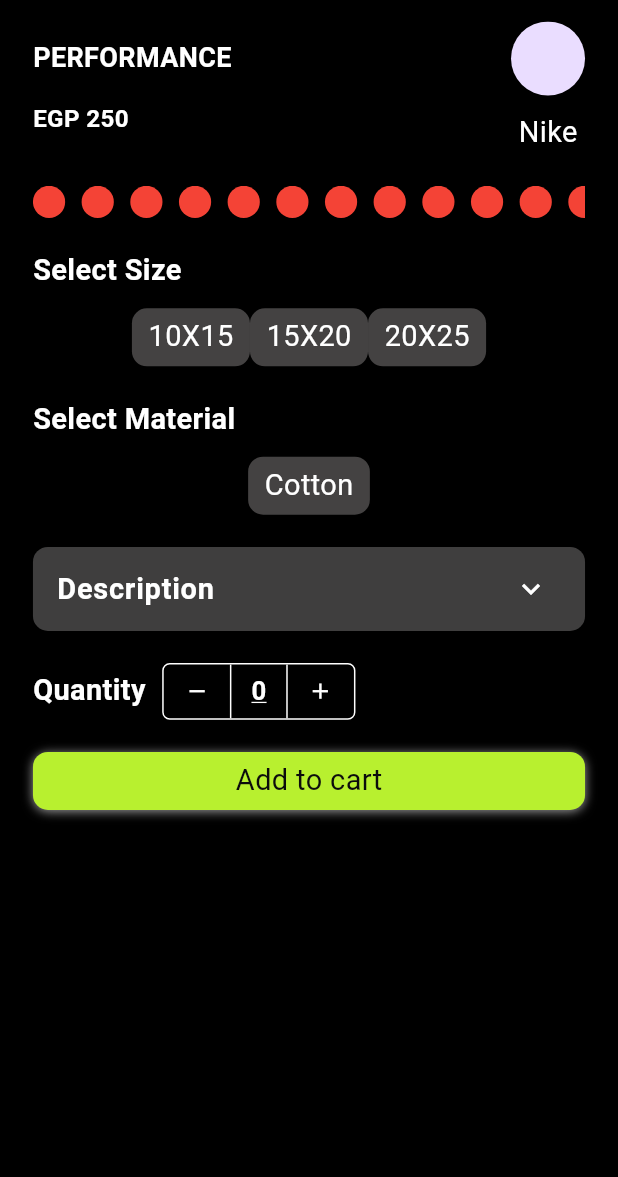
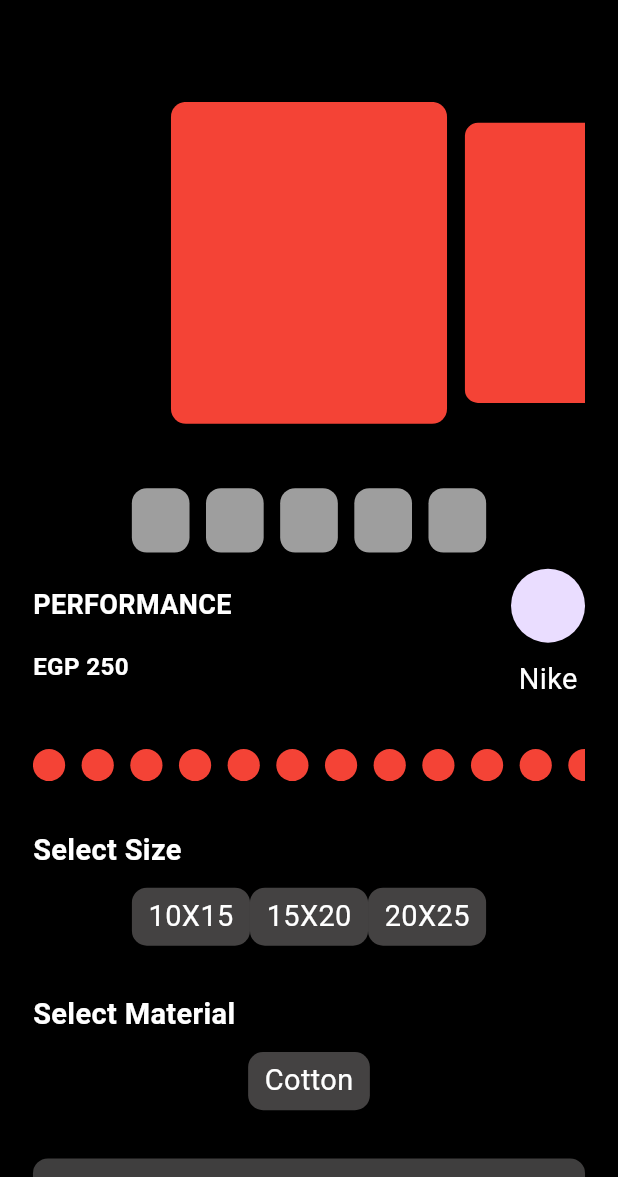
Before and after one commit to Basel85/slash_product_details_app, a Flutter app: the screen it shows after launch, on a phone screen of 412 x 824 dp, the part 59-1236 px from its top. Run offline on Flutter 3.47's test engine with Material 3 defaults, Android fonts, the phone set to English and light mode, and no system bars; drawn by our look-alikes of carousel_slider; our stand-ins replace gap.

Commit message:
Image slider UI component not done yet because of the image rotation

```diff
--- /dev/null
+++ b/devtools_options.yaml
@@ -0,0 +1 @@
+extensions:
--- a/lib/features/product_details/ui/screens/product_details_screen.dart
+++ b/lib/features/product_details/ui/screens/product_details_screen.dart
@@ -4,6 +4,7 @@ import 'package:slash_product_details_app/core/responsitivity/size_config.dart';
 import 'package:slash_product_details_app/core/widgets/custom_appbar/custom_appbar.dart';
 import 'package:slash_product_details_app/core/widgets/custom_button/custom_button.dart';
 import 'package:slash_product_details_app/features/product_details/ui/widgets/description_component/description_component.dart';
+import 'package:slash_product_details_app/features/product_details/ui/widgets/image_slider/image_slider.dart';
 import 'package:slash_product_details_app/features/product_details/ui/widgets/product_colors_list/product_colors_list.dart';
 import 'package:slash_product_details_app/features/product_details/ui/widgets/product_info/product_info.dart';
 import 'package:slash_product_details_app/features/product_details/ui/widgets/quantity_component/quantity_component.dart';
@@ -21,25 +22,29 @@ class ProductDetailsScreen extends StatelessWidget {
           padding:
               EdgeInsets.symmetric(horizontal: 20 * SizeConfig.horizontalBlock),
           children: [
+            Gap(50 * SizeConfig.verticalBlock),
+            const ImageSlider(),
+            Gap(10 * SizeConfig.verticalBlock),
             const ProductInfo(),
-            Gap(20 * SizeConfig.verticalBlock),
+            Gap(30 * SizeConfig.verticalBlock),
             const ProductColorsList(),
-            Gap(20 * SizeConfig.verticalBlock),
+            Gap(30 * SizeConfig.verticalBlock),
             const VariationsPropertiesSection(
               variationsPropertyName: "Select Size",
               variationsPropertiesValues: ["10X15", "15X20", "20X25"],
             ),
-            Gap(20 * SizeConfig.verticalBlock),
+            Gap(30 * SizeConfig.verticalBlock),
             const VariationsPropertiesSection(
               variationsPropertyName: "Select Material",
               variationsPropertiesValues: ["Cotton"],
             ),
-            Gap(20 * SizeConfig.verticalBlock),
+            Gap(30 * SizeConfig.verticalBlock),
             const DescriptionComponent(),
-            Gap(20 * SizeConfig.verticalBlock),
+            Gap(30 * SizeConfig.verticalBlock),
             const QuantityComponent(),
-            Gap(20 * SizeConfig.verticalBlock),
+            Gap(30 * SizeConfig.verticalBlock),
             CustomButton(onTap: () {}, buttonText: "Add to cart"),
+            Gap(30 * SizeConfig.verticalBlock),
           ],
         ),
       ),
--- /dev/null
+++ b/lib/features/product_details/ui/widgets/image_slider/image_slider.dart
@@ -0,0 +1,42 @@
+import 'package:carousel_slider/carousel_slider.dart';
+import 'package:flutter/material.dart';
+import 'package:gap/gap.dart';
+import 'package:slash_product_details_app/core/responsitivity/size_config.dart';
+import 'package:slash_product_details_app/features/product_details/ui/widgets/image_slider/image_slider_big_item.dart';
+import 'package:slash_product_details_app/features/product_details/ui/widgets/image_slider/image_slider_small_item.dart';
+import 'package:slash_product_details_app/features/product_details/ui/widgets/scrollable_list_from_center/scrollable_list_from_center.dart';
+
+class ImageSlider extends StatelessWidget {
+  const ImageSlider({super.key});
+
+  @override
+  Widget build(BuildContext context) {
+    return Column(
+      children: [
+        CarouselSlider.builder(
+          itemCount: 5,
+          itemBuilder: (context, index, realIndex) {
+            return const ImageSliderBigItem();
+          },
+          options: CarouselOptions(
+            height: 200 * SizeConfig.verticalBlock,
+            viewportFraction: 0.5,
+            enableInfiniteScroll: false,
+            enlargeCenterPage: true,
+          ),
+        ),
+        Gap(40 * SizeConfig.verticalBlock),
+        ScrollableListFromCenter(
+            children: List.generate(
+                5,
+                (index) => index < 4
+                    ? Padding(
+                        padding: EdgeInsets.only(
+                            right: 10.0 * SizeConfig.horizontalBlock),
+                        child: const ImageSliderSmallItem(),
+                      )
+                    : const ImageSliderSmallItem())),
+      ],
+    );
+  }
+}
--- /dev/null
+++ b/lib/features/product_details/ui/widgets/image_slider/image_slider_big_item.dart
@@ -0,0 +1,16 @@
+import 'package:flutter/material.dart';
+import 'package:slash_product_details_app/core/responsitivity/size_config.dart';
+
+class ImageSliderBigItem extends StatelessWidget {
+  const ImageSliderBigItem({super.key});
+
+  @override
+  Widget build(BuildContext context) {
+    return Container(
+        width: 180 * SizeConfig.horizontalBlock,
+        decoration: BoxDecoration(
+          color: Colors.red,
+          borderRadius: BorderRadius.circular(10),
+        ));
+  }
+}
--- /dev/null
+++ b/lib/features/product_details/ui/widgets/image_slider/image_slider_small_item.dart
@@ -0,0 +1,18 @@
+import 'package:flutter/material.dart';
+import 'package:slash_product_details_app/core/responsitivity/size_config.dart';
+
+class ImageSliderSmallItem extends StatelessWidget {
+  const ImageSliderSmallItem({super.key});
+
+  @override
+  Widget build(BuildContext context) {
+    return Container(
+      width: 35 * SizeConfig.horizontalBlock,
+      height: 40 * SizeConfig.verticalBlock,
+      decoration: BoxDecoration(
+        color: Colors.grey,
+        borderRadius: BorderRadius.circular(10),
+      ),
+    );
+  }
+}
--- a/pubspec.yaml
+++ b/pubspec.yaml
@@ -37,6 +37,8 @@ dependencies:
   cupertino_icons: ^1.0.2
   gap: ^3.0.1
   carousel_slider: ^4.2.1
+  flutter_bloc: ^8.1.3
+  bloc: ^8.1.2
 
 dev_dependencies:
   flutter_test:
```
Also changed, not shown: pubspec.lock.
